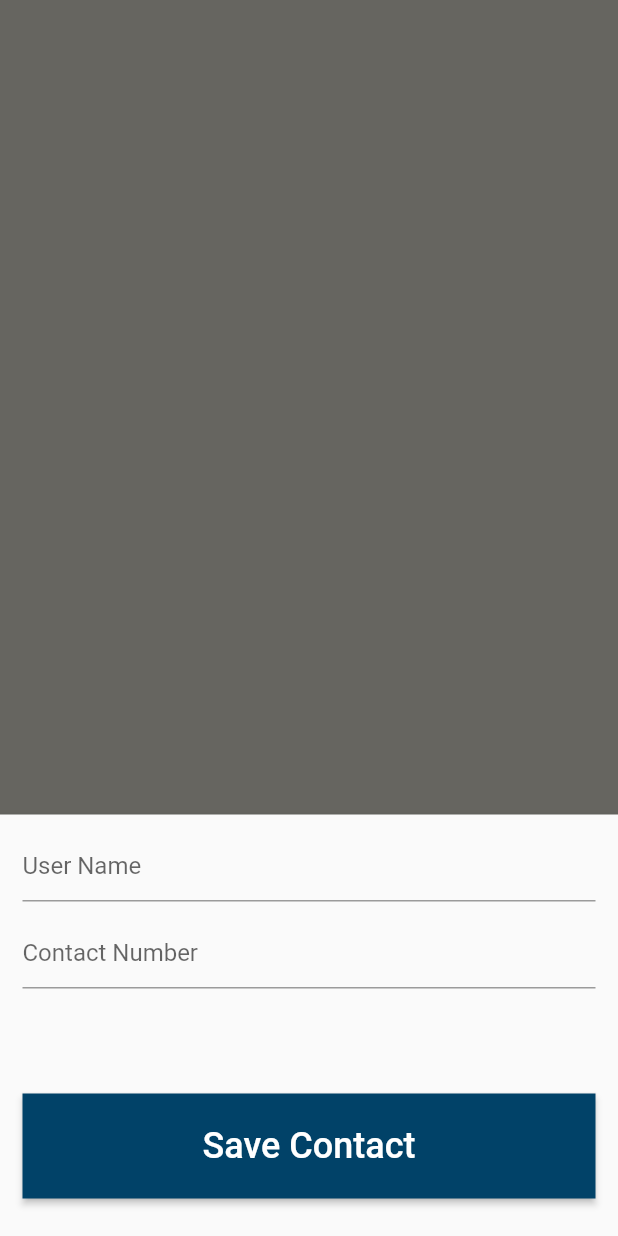
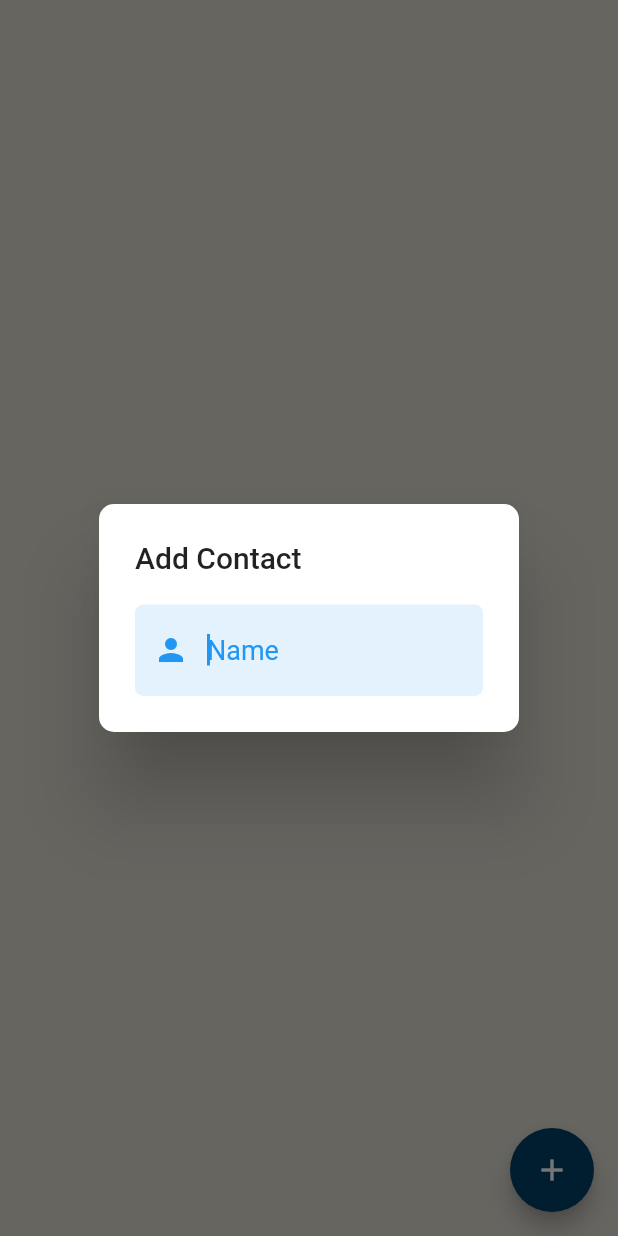
Before and after one commit to AQEEL-SHAFY/Ollin, a Flutter app: the ContactPage screen opened directly, after a tap on the "add" icon, on a phone screen of 412 x 824 dp. Run offline on Flutter 3.47's test engine with Material 2 defaults, Android fonts, the light colour scheme and no system bars; our stand-ins replace camera, flutter_tts, gallery_saver, geocoding, geolocator, image_picker and 1 more; missing offline and left inert: flutter_phone_direct_caller; accounts and stored records are empty; Roboto replaces fonts that are missing (Raleway).

Commit message:
Added a dialog box to the emergency contacts page

```diff
--- a/lib/contacts.dart
+++ b/lib/contacts.dart
@@ -89,80 +89,123 @@ class _ContactPageState extends State<ContactPage> {
 
     }
 
-    showModalBottomSheet(
+    showDialog(
         context: context,
-        elevation: 5,
-        isScrollControlled: true,
-        builder: (_) => Container(
-              padding: EdgeInsets.only(
-                top: 10,
-                left: 15,
-                right: 15,
-                bottom: 5,
+        builder: (context) => AlertDialog(
+          shape: RoundedRectangleBorder(
+            borderRadius: BorderRadius.circular(10.0),
           ),
-              child: Column(
+          title: const Text(
+            "Add Contact",
+          ),
+          content: Column(
             mainAxisSize: MainAxisSize.min,
-                crossAxisAlignment: CrossAxisAlignment.end,
-                children: [
-                  TextField(
+            children: <Widget>[
+              TextFormField(
                 controller: _titleController,
-                    decoration: const InputDecoration(hintText: 'User Name'),
+                decoration: InputDecoration(
+                  enabledBorder: OutlineInputBorder(
+                    borderSide: BorderSide(color: Colors.transparent),
+                    borderRadius: BorderRadius.circular(5.5),
                   ),
-                  const SizedBox(
-                    height: 10,
+                  focusedBorder: OutlineInputBorder(
+                    borderSide: BorderSide(color: Colors.transparent),
+                    borderRadius: BorderRadius.circular(5.5),
                   ),
-                  TextField(
-                    controller: _descriptionController,
-                    decoration:
-                        const InputDecoration(hintText: 'Contact Number'),
+                  prefixIcon: Icon(
+                    Icons.person,
+                    color: Colors.blue,
                   ),
-                  const SizedBox(
-                    height: 20,
+                  hintText: 'Name',
+                  hintStyle: TextStyle(color: Colors.blue),
+                  filled: true,
+                  fillColor: Colors.blue[50],
                 ),
-                  Container(
-                    height: 70,
-                    width: 448,
-                    margin: EdgeInsets.only(
-                        top: 50.0, left: 0.0, right: 0.0, bottom: 20.0),
-                    child: ElevatedButton(
-                      child: Text(
-                        (id == null ? 'Save Contact' : 'Save Changes'),
-                        style: TextStyle(fontSize: 24.0),
-                      ),
-                      style: ButtonStyle(
-                        backgroundColor:
-                            MaterialStateProperty.all<Color>(Color(0xFF014268)),
-                        shape:
-                            MaterialStateProperty.all<RoundedRectangleBorder>(
-                                RoundedRectangleBorder(
-                          // borderRadius: BorderRadius.circular(25.0),
-                        )),
-                      ),
-                      onPressed: () async {
-                        // Save new journal
-                        if (id == null) {
-                          await _addItem();
-                        }
-
-                        if (id != null) {
-                          await _updateItem(id);
-                        }
-
-                        // Clear the text fields
-                        _titleController.text = '';
-                        _descriptionController.text = '';
-
-                        // Close the bottom sheet
-                        Navigator.of(context).pop();
-                        _speak();
-                      },
-
-                      // ignore: prefer_const_constructors
+                autofocus: true,
+                style: TextStyle(
+                  fontSize: 18.0,
+                  fontFamily: "Raleway",
                 ),
               ),
             ],
           ),
         ));
+
+
+    // showModalBottomSheet(
+    //     context: context,
+    //     elevation: 5,
+    //     isScrollControlled: true,
+    //     builder: (_) => Container(
+    //           padding: EdgeInsets.only(
+    //             top: 10,
+    //             left: 15,
+    //             right: 15,
+    //             bottom: 5,
+    //           ),
+    //           child: Column(
+    //             mainAxisSize: MainAxisSize.min,
+    //             crossAxisAlignment: CrossAxisAlignment.end,
+    //             children: [
+    //               TextField(
+    //                 controller: _titleController,
+    //                 decoration: const InputDecoration(hintText: 'User Name'),
+    //               ),
+    //               const SizedBox(
+    //                 height: 10,
+    //               ),
+    //               TextField(
+    //                 controller: _descriptionController,
+    //                 decoration:
+    //                     const InputDecoration(hintText: 'Contact Number'),
+    //               ),
+    //               const SizedBox(
+    //                 height: 20,
+    //               ),
+    //               Container(
+    //                 height: 70,
+    //                 width: 448,
+    //                 margin: EdgeInsets.only(
+    //                     top: 50.0, left: 0.0, right: 0.0, bottom: 20.0),
+    //                 child: ElevatedButton(
+    //                   child: Text(
+    //                     (id == null ? 'Save Contact' : 'Save Changes'),
+    //                     style: TextStyle(fontSize: 24.0),
+    //                   ),
+    //                   style: ButtonStyle(
+    //                     backgroundColor:
+    //                         MaterialStateProperty.all<Color>(Color(0xFF014268)),
+    //                     shape:
+    //                         MaterialStateProperty.all<RoundedRectangleBorder>(
+    //                             RoundedRectangleBorder(
+    //                       // borderRadius: BorderRadius.circular(25.0),
+    //                     )),
+    //                   ),
+    //                   onPressed: () async {
+    //                     // Save new journal
+    //                     if (id == null) {
+    //                       await _addItem();
+    //                     }
+    //
+    //                     if (id != null) {
+    //                       await _updateItem(id);
+    //                     }
+    //
+    //                     // Clear the text fields
+    //                     _titleController.text = '';
+    //                     _descriptionController.text = '';
+    //
+    //                     // Close the bottom sheet
+    //                     Navigator.of(context).pop();
+    //                     _speak();
+    //                   },
+    //
+    //                   // ignore: prefer_const_constructors
+    //                 ),
+    //               ),
+    //             ],
+    //           ),
+    //         ));
   }
 
 // Insert a new contact to the database
```
Also changed, not shown: pubspec.lock. Lines whose indentation alone changed are shown as unchanged.
